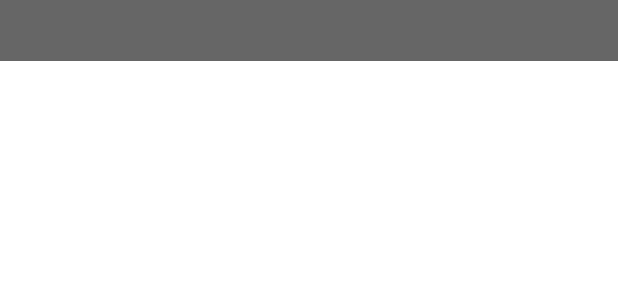
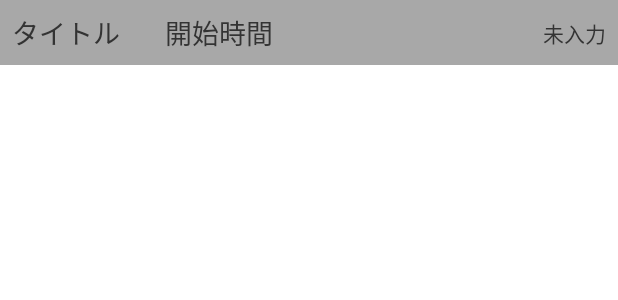
Before and after one commit to gunny517/mylaps, an Android app: the layout laptime_list_section.xml on its own in the app's theme, with its tools: preview values and no code run, on a phone screen of 412 x 824 dp. Shown: the top 300 px of the screen. Run offline under Robolectric (Android 15) with nearby library versions, the phone set to English and light mode, and no system bars.

Commit message:
セッション情報のラベルを表示

```diff
--- a/app/src/main/java/jp/ceed/android/mylapslogger/PracticeResultsFragment.kt
+++ b/app/src/main/java/jp/ceed/android/mylapslogger/PracticeResultsFragment.kt
@@ -6,6 +6,7 @@ import android.view.*
 import androidx.databinding.DataBindingUtil
 import androidx.fragment.app.Fragment
 import androidx.fragment.app.viewModels
+import androidx.lifecycle.lifecycleScope
 import androidx.navigation.fragment.findNavController
 import androidx.navigation.fragment.navArgs
 import androidx.recyclerview.widget.DividerItemDecoration
@@ -16,6 +17,7 @@ import jp.ceed.android.mylapslogger.databinding.FragmentPracticeResultBinding
 import jp.ceed.android.mylapslogger.dto.LapDto
 import jp.ceed.android.mylapslogger.dto.PracticeResultsItem
 import jp.ceed.android.mylapslogger.viewModel.PracticeResultFragmentViewModel
+import kotlinx.coroutines.launch
 
 class PracticeResultsFragment : Fragment() {
 
@@ -73,6 +75,7 @@ class PracticeResultsFragment : Fragment() {
             adapter.setItems(it.sessionData)
             adapter.notifyDataSetChanged()
         })
+        lifecycleScope.launch {  }
     }
 
     private fun navigateToSessionSummary() {
--- a/app/src/main/java/jp/ceed/android/mylapslogger/adatpter/PracticeResultsAdapter.kt
+++ b/app/src/main/java/jp/ceed/android/mylapslogger/adatpter/PracticeResultsAdapter.kt
@@ -35,7 +35,7 @@ class PracticeResultsAdapter(
 
     override fun onBindViewHolder(holder: ViewHolder, position: Int) {
         val item: PracticeResultsItem = items[position]
-        holder.viewDataBinding?.setVariable(BR.lapDto, item)
+        holder.viewDataBinding?.setVariable(BR.item, item)
         holder.itemView.setOnClickListener {
             when(item){
                 is PracticeResultsItem.Section -> { onClickSection(item) }
--- a/app/src/main/java/jp/ceed/android/mylapslogger/dao/SessionInfoDao.kt
+++ b/app/src/main/java/jp/ceed/android/mylapslogger/dao/SessionInfoDao.kt
@@ -12,6 +12,9 @@ interface SessionInfoDao {
 	@Query("SELECT * FROM SessionInfo WHERE session_id = (:sessionId)")
 	fun findById(sessionId: Long) : SessionInfo
 
+	@Query("SELECT * FROM SessionInfo")
+	fun findAll(): List<SessionInfo>
+
 	@Insert
 	fun insert(sessionInfo: SessionInfo)
 
--- a/app/src/main/java/jp/ceed/android/mylapslogger/dto/PracticeResultsItem.kt
+++ b/app/src/main/java/jp/ceed/android/mylapslogger/dto/PracticeResultsItem.kt
@@ -39,11 +39,12 @@ sealed class PracticeResultsItem {
         var sessionId: Long,
         var sectionTitle: String,
         var sessionTime: String,
+        var sessionInfoLabel: String? = null
     ): PracticeResultsItem(){
         constructor(sessions: SessionsResponse.Sessions): this(
-            sessionTime = DateUtil.toHmsFromDateTimeWithMilliSec(sessions.dateTimeStart),
+            sessionId = DateUtil.toTimeFromDateTimeWithMilliSec(sessions.dateTimeStart),
             sectionTitle = sessions.id.toString (),
-            sessionId = DateUtil.toTimeFromDateTimeWithMilliSec(sessions.dateTimeStart)
+            sessionTime = DateUtil.toHmsFromDateTimeWithMilliSec(sessions.dateTimeStart)
         )
     }
 
--- a/app/src/main/res/layout/laptime_list_section.xml
+++ b/app/src/main/res/layout/laptime_list_section.xml
@@ -1,33 +1,52 @@
 <?xml version="1.0" encoding="utf-8"?>
-<layout xmlns:android="http://schemas.android.com/apk/res/android">
+<layout xmlns:android="http://schemas.android.com/apk/res/android"
+    xmlns:app="http://schemas.android.com/apk/res-auto"
+    xmlns:tools="http://schemas.android.com/tools">
     <data>
         <variable
-			name="lapDto"
+            name="item"
             type="jp.ceed.android.mylapslogger.dto.PracticeResultsItem.Section" />
     </data>
-	<RelativeLayout
+    <androidx.constraintlayout.widget.ConstraintLayout
         android:layout_width="match_parent"
         android:layout_height="wrap_content"
+        android:padding="8dp"
         android:background="@color/bg_lap_list_section">
 
         <TextView
             android:id="@+id/titleTextView"
             android:layout_width="wrap_content"
             android:layout_height="wrap_content"
-			android:padding="8dp"
+            app:layout_constraintTop_toTopOf="parent"
+            app:layout_constraintBottom_toBottomOf="parent"
+            app:layout_constraintStart_toStartOf="parent"
             android:textSize="18sp"
             android:textColor="@color/text_default"
             android:layout_alignParentStart="true"
-			android:text="@{@string/format_session_title(lapDto.sectionTitle)}"/>
+            android:text="@{@string/format_session_title(item.sectionTitle)}"
+            tools:text="タイトル"/>
 
         <TextView
             android:id="@+id/timeTextView"
             android:layout_width="wrap_content"
             android:layout_height="wrap_content"
-			android:padding="8dp"
+            app:layout_constraintTop_toTopOf="parent"
+            app:layout_constraintBottom_toBottomOf="parent"
+            app:layout_constraintStart_toEndOf="@id/titleTextView"
+            android:layout_marginStart="30sp"
             android:textSize="18sp"
             android:textColor="@color/text_default"
             android:layout_alignParentEnd="true"
-			android:text="@{lapDto.sessionTime}"/>
-	</RelativeLayout>
+            android:text="@{item.sessionTime}"
+            tools:text="開始時間"/>
+
+        <TextView
+            android:layout_width="wrap_content"
+            android:layout_height="wrap_content"
+            app:layout_constraintTop_toTopOf="parent"
+            app:layout_constraintBottom_toBottomOf="parent"
+            app:layout_constraintEnd_toEndOf="parent"
+            android:text="@{item.sessionInfoLabel}"
+            tools:text="未入力"/>
+    </androidx.constraintlayout.widget.ConstraintLayout>
 </layout>
--- a/app/src/main/res/values-night/colors.xml
+++ b/app/src/main/res/values-night/colors.xml
@@ -7,13 +7,13 @@
 	<color name="white">#FFFFFFFF</color>
 
 	<color name="bg_lap_list_section">#000000</color>
-	<color name="bg_lap_list_report_best">#6735AC</color>
-	<color name="bg_lap_list_session_best">#32972C</color>
+	<color name="bg_lap_list_report_best">#3F2168</color>
+	<color name="bg_lap_list_session_best">#21631E</color>
 	<color name="text_default">#ffffff</color>
 	<color name="text_faster">#94D17D</color>
 	<color name="text_slower">#EC8275</color>
 	<color name="text_menu">@color/white</color>
 	<color name="bg_lap_list_shown">#666666</color>
-	<color name="window_back_ground">#282828</color>
+	<color name="window_back_ground">#383838</color>
 	<color name="speed_bar">#678DFF</color>
 </resources>
--- a/app/src/main/res/values-night/themes.xml
+++ b/app/src/main/res/values-night/themes.xml
@@ -16,5 +16,6 @@
 		</item>
 		<!-- Customize your theme here. -->
 		<item name="android:textColor">@color/text_default</item>
+		<item name="android:windowBackground">@color/window_back_ground</item>
 	</style>
 </resources>
--- a/app/src/main/res/values/colors.xml
+++ b/app/src/main/res/values/colors.xml
@@ -6,7 +6,7 @@
 	<color name="black">#FF000000</color>
 	<color name="white">#FFFFFFFF</color>
 
-	<color name="bg_lap_list_section">#666666</color>
+	<color name="bg_lap_list_section">#a8a8a8</color>
 	<color name="bg_lap_list_report_best">#c0a1e9</color>
 	<color name="bg_lap_list_session_best">#b1e7ad</color>
 	<color name="text_default">#333333</color>
--- a/app/src/main/res/values/strings.xml
+++ b/app/src/main/res/values/strings.xml
@@ -38,4 +38,6 @@
 	<string name="label_session_info_hint_pressure">hp</string>
 	<string name="label_session_info_hint_humidity">%</string>
 	<string name="label_session_info_hint_description">備考</string>
+	<string name="label_practice_result_section_has_session_info">入力済み</string>
+	<string name="label_practice_result_section_no_session_info">未入力</string>
 </resources>
--- a/app/src/main/res/values/themes.xml
+++ b/app/src/main/res/values/themes.xml
@@ -16,6 +16,7 @@
 		</item>
 		<!-- Customize your theme here. -->
 		<item name="android:textColor">@color/text_default</item>
+		<item name="android:windowBackground">@color/window_back_ground</item>
 	</style>
 
 
```
Also changed, not shown: app/src/main/java/jp/ceed/android/mylapslogger/repository/ApiRepository.kt (+9 -4 lines), app/src/main/java/jp/ceed/android/mylapslogger/repository/SessionInfoRepository.kt (+8 -0 lines), app/src/main/java/jp/ceed/android/mylapslogger/viewModel/PracticeResultFragmentViewModel.kt (+30 -4 lines), app/src/main/res/layout/laptime_list_lap.xml (+7 -7 lines). Lines whose indentation alone changed are shown as unchanged.
